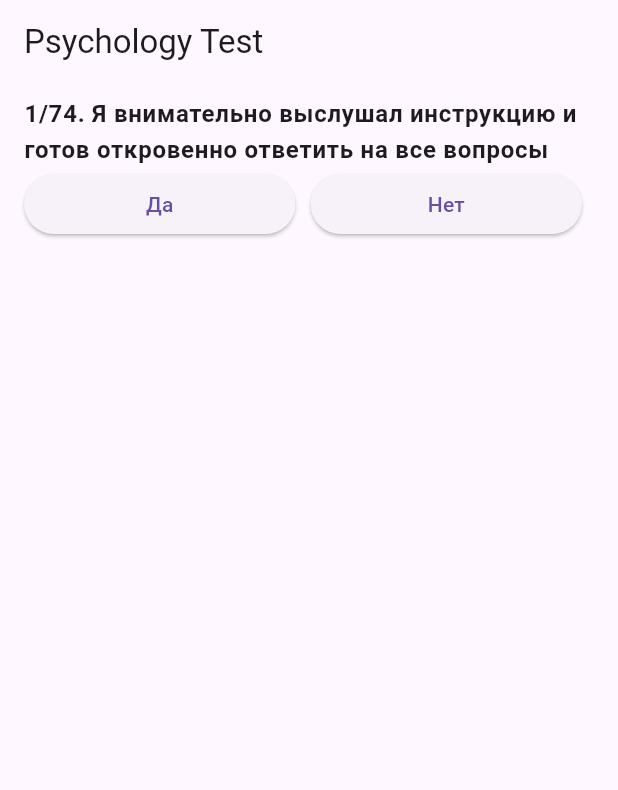
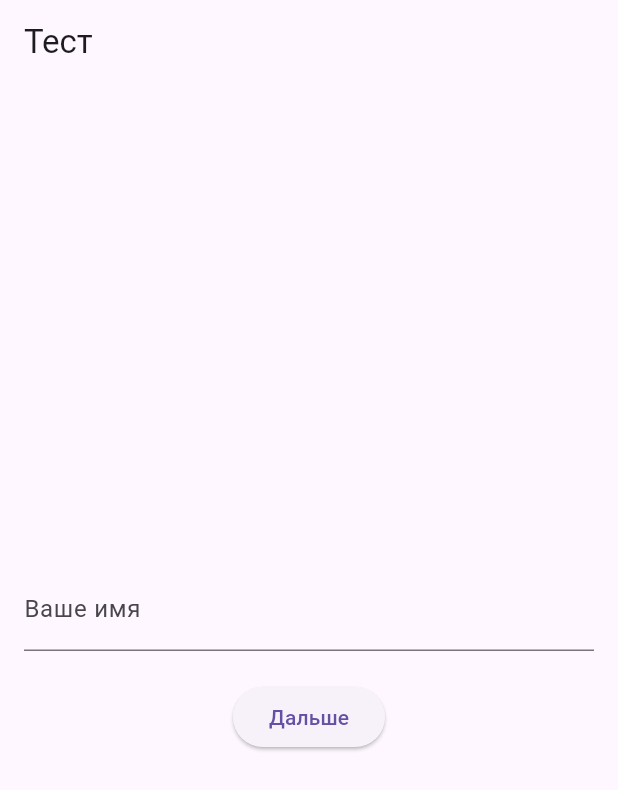
Before and after one commit to nazerkeutetileu/psychologyApp, a Flutter app: the screen it shows after launch, on a phone screen of 412 x 824 dp. Shown: the top 790 px of the screen. Run offline on Flutter 3.47's test engine with Material 3 defaults, Android fonts, the phone set to English and light mode, and no system bars.

Commit message:
page to start test is added

```diff
--- a/lib/main.dart
+++ b/lib/main.dart
@@ -1,8 +1,4 @@
 import 'package:flutter/material.dart';
-
-void main() {
-  runApp(const QuizApp());
-}
 
 class QuizApp extends StatelessWidget {
   const QuizApp({Key? key}) : super(key: key);
@@ -293,7 +289,7 @@ class _QuizScreenState extends State<QuizScreen> {
                       children: [
                         Text(
                           '${_questions[index].number}. ${_questions[index].questionText}',
-                          style: TextStyle(
+                          style: const TextStyle(
                             fontWeight: FontWeight.bold,
                           ),
                         ),
--- /dev/null
+++ b/lib/start_test.dart
@@ -0,0 +1,101 @@
+import 'package:flutter/material.dart';
+import 'package:psycho/main.dart';
+
+void main() {
+  runApp(MyApp());
+}
+
+class MyApp extends StatelessWidget {
+  @override
+  Widget build(BuildContext context) {
+    return MaterialApp(
+      home: NameInputPage(),
+    );
+  }
+}
+
+class NameInputPage extends StatefulWidget {
+  @override
+  _NameInputPageState createState() => _NameInputPageState();
+}
+
+class _NameInputPageState extends State<NameInputPage> {
+  TextEditingController _nameController = TextEditingController();
+  bool _isReady = false;
+  bool _isChecked = false;
+  bool _isNextClicked = false;
+
+  @override
+  Widget build(BuildContext context) {
+    return Scaffold(
+      appBar: AppBar(
+        title: Text('Тест'),
+      ),
+      body: Padding(
+        padding: const EdgeInsets.all(16.0),
+        child: Column(
+          mainAxisAlignment: MainAxisAlignment.center,
+          children: [
+            TextField(
+              controller: _nameController,
+              decoration: InputDecoration(
+                labelText: 'Ваше имя',
+              ),
+              onChanged: (value) {
+                setState(() {
+                  // Enable the button if the name is not empty
+                  _isReady = value.isNotEmpty;
+                });
+              },
+            ),
+            SizedBox(height: 20),
+            ElevatedButton(
+              onPressed: () {
+                setState(() {
+                  _isNextClicked = true;
+                });
+              },
+              child: Text('Дальше'),
+            ),
+            if (_isNextClicked && _isReady) ...[
+              SizedBox(height: 20),
+              Text(
+                'Представьте себе, что все услышанное вами далее сказано от вашего имени человеком, который давно и хорошо вас знает. Кое-что из сказанного верно, подходит к вам, а кое-что — не верно, то есть вы с этим утверждением не согласны. Нажмите "Да" если вы согласны и  "Нет" если это утверждение не про вас. Не старайтесь долго рассуждать. Обычно то, что в начале приходит в голову и является наиболее точным ответом',
+                textAlign: TextAlign.center,
+              ),
+              SizedBox(height: 10),
+              Row(
+                mainAxisAlignment: MainAxisAlignment.center,
+                children: [
+                  Checkbox(
+                    value: _isChecked,
+                    onChanged: (value) {
+                      setState(() {
+                        _isChecked = value!;
+                      });
+                    },
+                  ),
+                  Text('Я хорошо прочитал всю инструкцию и готов к тесту !'),
+                ],
+              ),
+              SizedBox(height: 10),
+              ElevatedButton(
+                onPressed: _isChecked
+                    ? () {
+                        Navigator.push(
+                          context,
+                          MaterialPageRoute(
+                            builder: (context) => const QuizApp(),
+                          ),
+                        );
+                      }
+                    : null,
+                child: Text('Дальше'),
+              ),
+            ],
+          ],
+        ),
+      ),
+    );
+  }
+}
```
Also changed, not shown: 1 other file.
